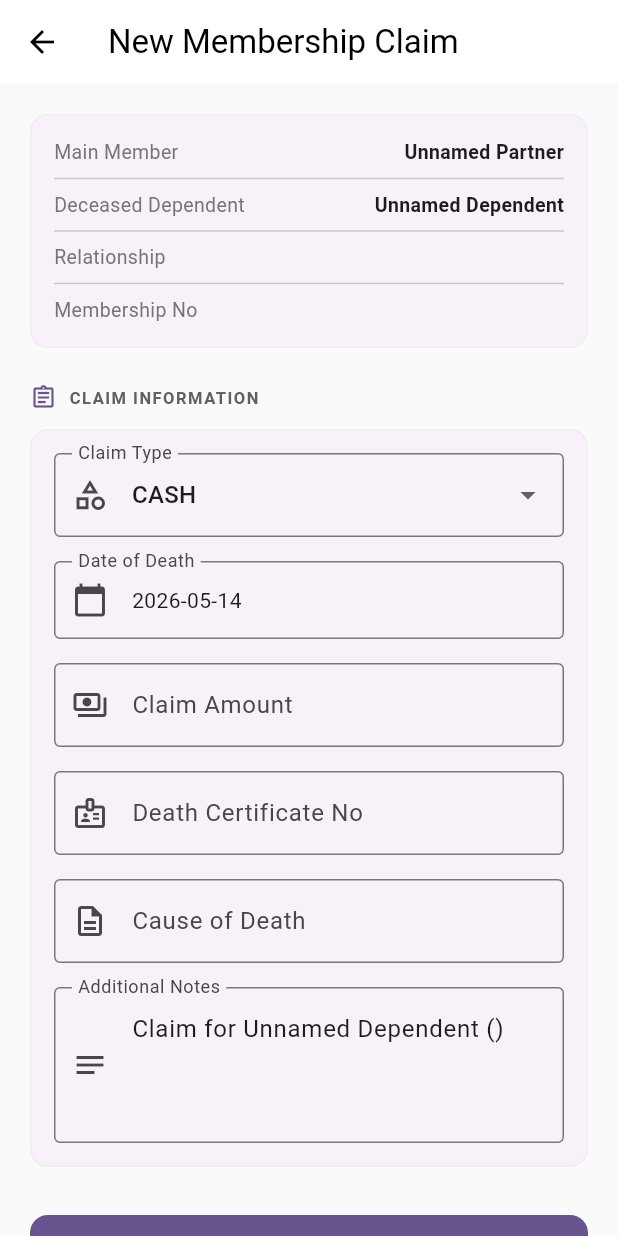
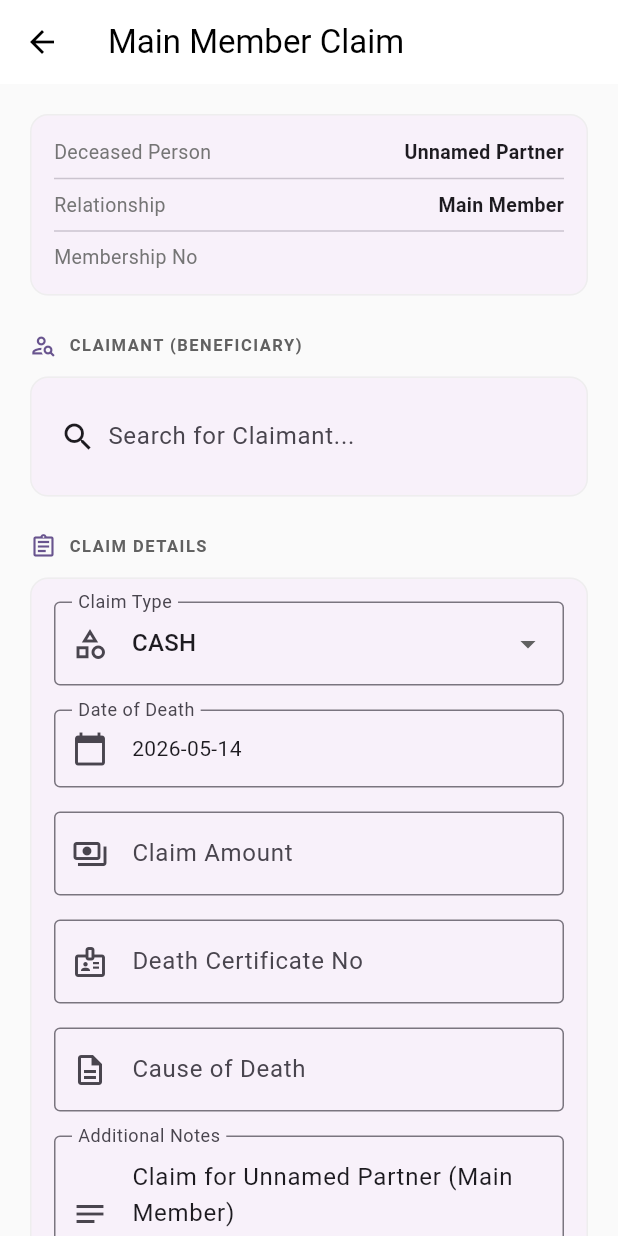
Before and after one commit to mawa-za/mawa_erp, a Flutter app: the DependentClaimScreen screen opened directly with empty values, on a phone screen of 412 x 824 dp. Run offline on Flutter 3.47's test engine with Material 3 defaults, Android fonts, the phone set to English and light mode, and no system bars; our stand-ins replace file_picker, open_filex, pdf, printing, shared_preferences; accounts and stored records are empty.

Commit message:
Implement membership claim processing and enhance claim management UI
- **Membership Detail**:
    - Update `_buildMemberCard` to visually distinguish deceased members with purple accents, opacity, and strikethrough text.
    - Add a "Process Claim" action button for active (non-deceased) members to initiate a claim.
    - Ensure the correct partner object is passed as `deceasedPartner` when navigating to the claim screen.

- **Claim Management**:
    - **DependentClaimScreen**:
        - Support both main member and dependent claims by making the `dependent` parameter optional.
        - Implement a `SearchAnchor` claimant selector to search for and assign the beneficiary (claimant) via the API.
        - Dynamically update claim notes and summary cards based on whether the deceased is a dependent or the main member.
        - Update API payload logic to handle `deceasedType` (`MAIN_MEMBER` vs `DEPENDENT`).
    - **MembershipClaimListScreen**:
        - Implement navigation to `MembershipClaimDetailScreen` when tapping a claim card.
        - Refine status chips with improved background/text color contrast for various claim states (Approved, Draft, Rejected, Submitted).

- **Navigation & UI**:
    - Update `HomePage` logic to distinguish between "claim" and "payment" routes, providing a dedicated icon (`request_quote_rounded`) and routing to `MembershipClaimListScreen`.
    - Improve icon mapping for search results and navigation items.

```diff
--- a/lib/features/membership/screens/dependent_claim_screen.dart
+++ b/lib/features/membership/screens/dependent_claim_screen.dart
@@ -1,22 +1,24 @@
+import 'dart:convert';
 import 'package:flutter/material.dart';
 import 'package:intl/intl.dart';
 import '../models/membership_detail.dart';
 import '../models/dependent.dart';
 import '../../partners/models/partner.dart';
 import '../services/membership_service.dart';
+import '../../../core/api_client.dart';
 
 class DependentClaimScreen extends StatefulWidget {
   final MembershipDetail membership;
   final Partner member;
-  final Dependent dependent;
-  final Partner? dependentPartner;
+  final Dependent? dependent; // Null if claiming for main member
+  final Partner? deceasedPartner;
 
   const DependentClaimScreen({
     super.key,
     required this.membership,
     required this.member,
-    required this.dependent,
-    this.dependentPartner,
+    this.dependent,
+    this.deceasedPartner,
   });
 
   @override
@@ -35,17 +37,41 @@ class _DependentClaimScreenState extends State<DependentClaimScreen> {
   DateTime _dateOfDeath = DateTime.now();
   String _selectedClaimType = 'CASH';
 
+  Partner? _selectedClaimant;
   final List<String> _claimTypes = ['CASH', 'GROCERY', 'TOMBSTONE', 'OTHER'];
 
   @override
   void initState() {
     super.initState();
-    // Default reference-like notes
-    _notesController.text = 'Claim for ${widget.dependent.fullName} (${widget.dependent.relationship})';
+    // Default claimant is the main member for dependent claims
+    if (widget.dependent != null) {
+      _selectedClaimant = widget.member;
+    }
+
+    final deceasedName = widget.dependent?.fullName ?? widget.member.fullName;
+    _notesController.text = 'Claim for $deceasedName (${widget.dependent?.relationship ?? "Main Member"})';
+  }
+
+  Future<List<Partner>> _searchClaimants(String query) async {
+    if (query.length < 2) return [];
+    try {
+      final response = await ApiClient().get('/v2/partner?query=$query');
+      if (response.statusCode == 200) {
+        final List<dynamic> data = jsonDecode(response.body);
+        return data.map((json) => Partner.fromJson(json)).toList();
+      }
+    } catch (e) {
+      debugPrint('Error searching partners: $e');
+    }
+    return [];
   }
 
   Future<void> _submitClaim() async {
     if (!_formKey.currentState!.validate()) return;
+    if (_selectedClaimant == null) {
+      ScaffoldMessenger.of(context).showSnackBar(const SnackBar(content: Text('Please select a claimant')));
+      return;
+    }
 
     setState(() => _isSubmitting = true);
 
@@ -56,13 +82,13 @@ class _DependentClaimScreenState extends State<DependentClaimScreen> {
       final payload = {
         "membershipId": widget.membership.id,
         "claimType": _selectedClaimType,
-        "deceasedType": "DEPENDENT",
-        "deceasedPartnerId": widget.dependent.dependentPartnerId,
+        "deceasedType": widget.dependent != null ? "DEPENDENT" : "MAIN_MEMBER",
+        "deceasedPartnerId": widget.dependent?.dependentPartnerId ?? widget.member.id,
         "dateOfDeath": DateFormat('yyyy-MM-dd').format(_dateOfDeath),
         "claimDate": DateFormat('yyyy-MM-dd').format(DateTime.now()),
         "causeOfDeath": _causeOfDeathController.text.trim(),
         "deathCertificateNo": _deathCertificateController.text.trim(),
-        "claimantPartnerId": widget.member.id,
+        "claimantPartnerId": _selectedClaimant!.id,
         "claimAmountCents": amountCents,
         "notes": _notesController.text.trim(),
         "submit": true,
@@ -91,11 +117,12 @@ class _DependentClaimScreenState extends State<DependentClaimScreen> {
   @override
   Widget build(BuildContext context) {
     final colorScheme = Theme.of(context).colorScheme;
+    final isDependentClaim = widget.dependent != null;
 
     return Scaffold(
       backgroundColor: Colors.grey[50],
       appBar: AppBar(
-        title: const Text('New Membership Claim'),
+        title: Text(isDependentClaim ? 'Dependent Claim' : 'Main Member Claim'),
         elevation: 0,
         backgroundColor: Colors.white,
         foregroundColor: Colors.black,
@@ -109,7 +136,11 @@ class _DependentClaimScreenState extends State<DependentClaimScreen> {
             children: [
               _buildSummaryCard(colorScheme),
               const SizedBox(height: 24),
-              _buildSectionHeader(Icons.assignment_outlined, 'Claim Information'),
+              _buildSectionHeader(Icons.person_search_outlined, 'Claimant (Beneficiary)'),
+              const SizedBox(height: 12),
+              _buildClaimantSelector(colorScheme),
+              const SizedBox(height: 24),
+              _buildSectionHeader(Icons.assignment_outlined, 'Claim Details'),
               const SizedBox(height: 12),
               _buildClaimForm(colorScheme),
               const SizedBox(height: 32),
@@ -134,6 +165,56 @@ class _DependentClaimScreenState extends State<DependentClaimScreen> {
     );
   }
 
+  Widget _buildClaimantSelector(ColorScheme colorScheme) {
+    return Card(
+      elevation: 0,
+      margin: EdgeInsets.zero,
+      shape: RoundedRectangleBorder(borderRadius: BorderRadius.circular(12), side: BorderSide(color: Colors.grey.shade200)),
+      child: Padding(
+        padding: const EdgeInsets.all(12),
+        child: Column(
+          children: [
+            SearchAnchor(
+              builder: (context, controller) => SearchBar(
+                controller: controller,
+                onTap: () => controller.openView(),
+                onChanged: (_) => controller.openView(),
+                hintText: 'Search for Claimant...',
+                leading: const Icon(Icons.search),
+                elevation: const WidgetStatePropertyAll(0),
+                backgroundColor: const WidgetStatePropertyAll(Colors.transparent),
+              ),
+              suggestionsBuilder: (context, controller) async {
+                final partners = await _searchClaimants(controller.text);
+                return partners.map((p) => ListTile(
+                  title: Text(p.fullName),
+                  subtitle: Text('No: ${p.number}'),
+                  onTap: () {
+                    setState(() => _selectedClaimant = p);
+                    controller.closeView(p.fullName);
+                  },
+                )).toList();
+              },
+            ),
+            if (_selectedClaimant != null) ...[
+              const Divider(),
+              ListTile(
+                contentPadding: const EdgeInsets.symmetric(horizontal: 8),
+                leading: const CircleAvatar(child: Icon(Icons.person)),
+                title: Text(_selectedClaimant!.fullName, style: const TextStyle(fontWeight: FontWeight.bold)),
+                subtitle: Text('ID: ${_selectedClaimant!.identityNumber}'),
+                trailing: IconButton(
+                  icon: const Icon(Icons.clear),
+                  onPressed: () => setState(() => _selectedClaimant = null),
+                ),
+              ),
+            ],
+          ],
+        ),
+      ),
+    );
+  }
+
   Widget _buildSectionHeader(IconData icon, String title) {
     return Row(
       children: [
@@ -153,6 +234,9 @@ class _DependentClaimScreenState extends State<DependentClaimScreen> {
   }
 
   Widget _buildSummaryCard(ColorScheme colorScheme) {
+    final deceasedName = widget.deceasedPartner?.fullName ?? widget.member.fullName;
+    final relationship = widget.dependent?.relationship.replaceAll('-', ' ') ?? "Main Member";
+
     return Card(
       elevation: 0,
       margin: EdgeInsets.zero,
@@ -164,11 +248,9 @@ class _DependentClaimScreenState extends State<DependentClaimScreen> {
         padding: const EdgeInsets.all(16),
         child: Column(
           children: [
-            _buildSummaryRow('Main Member', widget.member.fullName),
+            _buildSummaryRow('Deceased Person', deceasedName),
             const Divider(height: 16),
-            _buildSummaryRow('Deceased Dependent', widget.dependent.fullName),
-            const Divider(height: 16),
-            _buildSummaryRow('Relationship', widget.dependent.relationship.replaceAll('-', ' ')),
+            _buildSummaryRow('Relationship', relationship),
             const Divider(height: 16),
             _buildSummaryRow('Membership No', widget.membership.membershipNo),
           ],
```
Also changed, not shown: lib/features/home/home_page.dart (+6 -2 lines), lib/features/membership/screens/membership_claim_list_screen.dart (+23 -10 lines), lib/features/membership/screens/membership_detail_screen.dart (+34 -5 lines).
